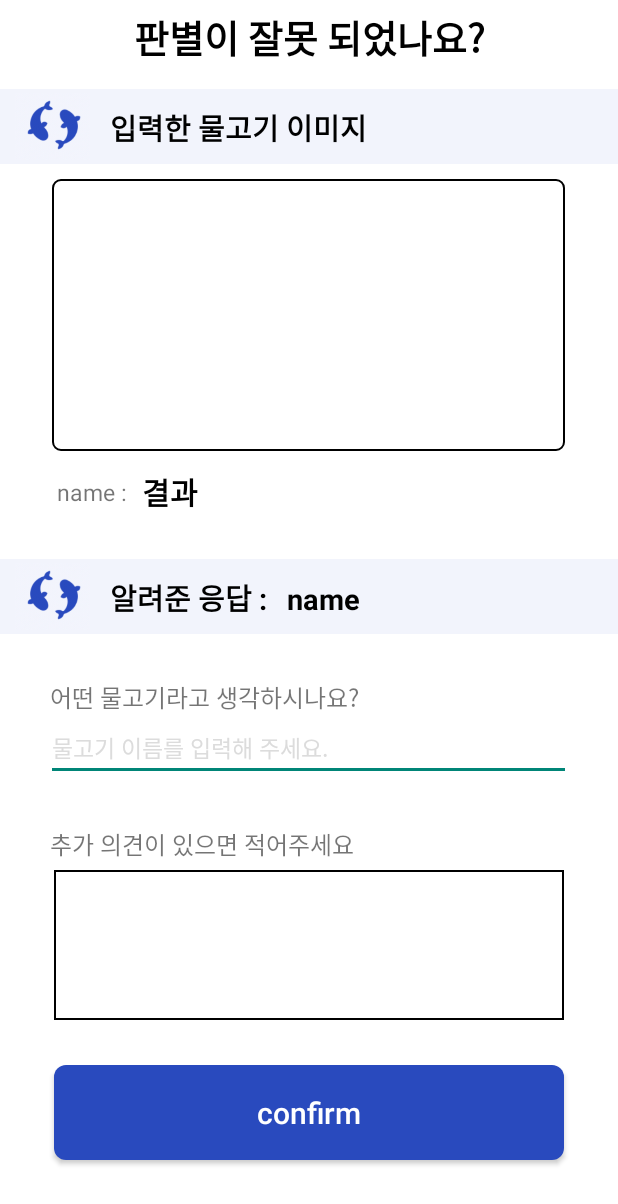
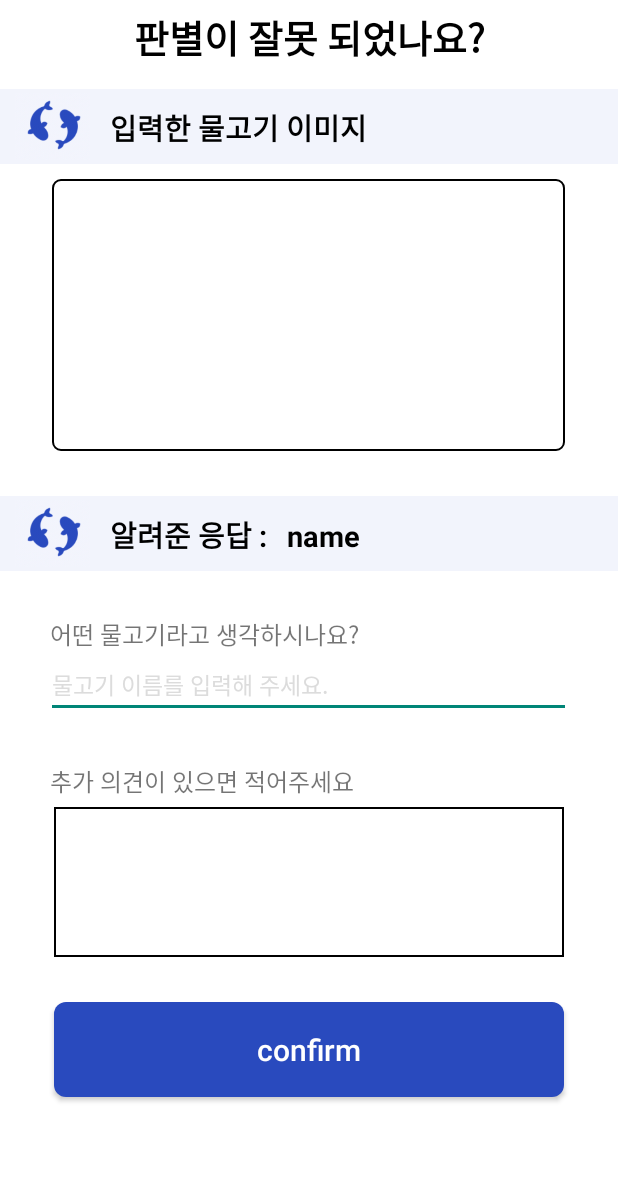
Before and after one commit to Fish-Dectection/frontend-repo, an Android app: the feedback screen opened directly, with no data from a screen before it, on a phone screen of 412 x 824 dp. Shown: the top 1204 px of the screen. Run offline under Robolectric (Android 15) with nearby library versions, the phone set to English and light mode, and no system bars.

```diff
--- a/app/src/main/java/com/example/fishdetection/ApiForm.kt
+++ b/app/src/main/java/com/example/fishdetection/ApiForm.kt
@@ -21,7 +21,7 @@ interface ApiForm {
     ): Call<JsonObject>
 
     companion object { // static 처럼 공유객체로 사용가능함. 모든 인스턴스가 공유하는 객체로서 동작함.
-        private const val BASE_URL = "http://172.30.1.20:8000/" // 주소 "127.0.0.1:8000/caught_fish/"  local =http://10.0.2.2:8000/ mac 주소 192.168.207.39:8000
+        private const val BASE_URL = "http://192.168.204.149:8000/" // 주소 "127.0.0.1:8000/caught_fish/"  local =http://10.0.2.2:8000/ mac 주소 192.168.207.39:8000
 
         fun create(): ApiForm {
 
--- a/app/src/main/java/com/example/fishdetection/feedback.kt
+++ b/app/src/main/java/com/example/fishdetection/feedback.kt
@@ -2,10 +2,18 @@ package com.example.fishdetection
 
 import androidx.appcompat.app.AppCompatActivity
 import android.os.Bundle
+import com.example.fishdetection.databinding.ActivityFeedbackBinding
+import com.example.fishdetection.databinding.ActivityInputInfoBinding
 
 class feedback : AppCompatActivity() {
+
+    private lateinit var feedbakc_binding: ActivityFeedbackBinding
     override fun onCreate(savedInstanceState: Bundle?) {
         super.onCreate(savedInstanceState)
-        setContentView(R.layout.activity_feedback)
+
+        feedbakc_binding = ActivityFeedbackBinding.inflate(layoutInflater)
+        setContentView(feedbakc_binding.root)
+
+
     }
 }
--- a/app/src/main/res/layout/activity_feedback.xml
+++ b/app/src/main/res/layout/activity_feedback.xml
@@ -54,31 +54,31 @@
         />
     <!-- 어종 이름 결과 리니어 시작   -->
 
-    <LinearLayout
-        android:layout_width="match_parent"
-        android:layout_height="wrap_content"
-        android:orientation="horizontal">
+<!--    <LinearLayout-->
+<!--        android:layout_width="match_parent"-->
+<!--        android:layout_height="wrap_content"-->
+<!--        android:orientation="horizontal">-->
 
-        <TextView
-            android:layout_width="wrap_content"
-            android:layout_height="wrap_content"
-            android:text="name :"
-            android:textSize="15dp"
-            android:layout_marginLeft="38dp"
-            android:layout_marginTop="10dp"/>
+<!--        <TextView-->
+<!--            android:layout_width="wrap_content"-->
+<!--            android:layout_height="wrap_content"-->
+<!--            android:text="name :"-->
+<!--            android:textSize="15dp"-->
+<!--            android:layout_marginLeft="38dp"-->
+<!--            android:layout_marginTop="10dp"/>-->
 
-        <TextView
-            android:layout_width="wrap_content"
-            android:layout_height="wrap_content"
-            android:text="결과"
-            android:textSize="20dp"
-            android:layout_marginLeft="10dp"
-            android:layout_marginTop="12dp"
-            android:textColor="@color/black"
-            android:textStyle="bold"
-            android:id="@+id/fname"/>
+<!--        <TextView-->
+<!--            android:layout_width="wrap_content"-->
+<!--            android:layout_height="wrap_content"-->
+<!--            android:text="결과"-->
+<!--            android:textSize="20dp"-->
+<!--            android:layout_marginLeft="10dp"-->
+<!--            android:layout_marginTop="12dp"-->
+<!--            android:textColor="@color/black"-->
+<!--            android:textStyle="bold"-->
+<!--            android:id="@+id/fname"/>-->
 
-    </LinearLayout>
+<!--    </LinearLayout>-->
     <!--    어종 이름 결과 끝-->
 
     <!--배너2 시작-->
```
Also changed, not shown: app/src/main/java/com/example/fishdetection/Fail.kt (+27 -1 lines), app/src/main/java/com/example/fishdetection/Input_info.kt (+17 -30 lines), app/src/main/java/com/example/fishdetection/Result.kt (+20 -1 lines), app/src/main/res/layout/activity_fail.xml (+8 -4 lines), app/src/main/res/layout/activity_result.xml (+7 -3 lines).
